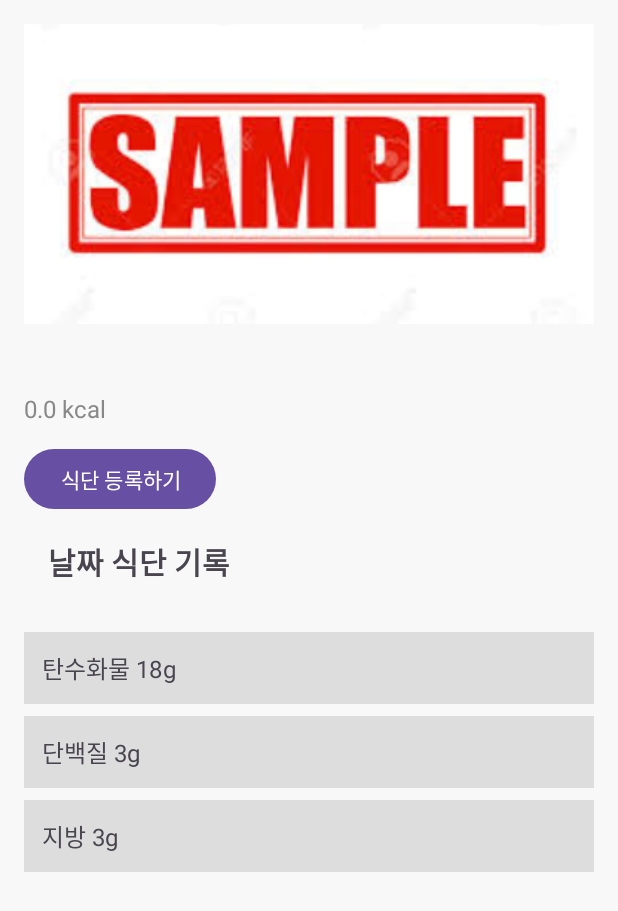
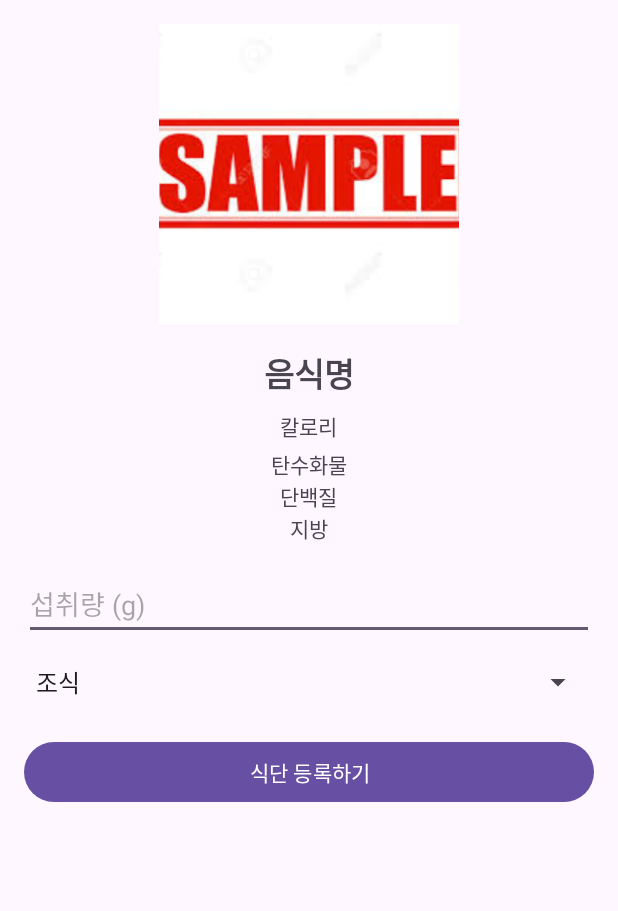
Before and after one commit to daehee1018/CBNU_opensource_team6, an Android app: the FoodDetailActivity screen opened directly, with no data from a screen before it, on a phone screen of 412 x 824 dp. Shown: the top 911 px of the screen. Run offline under Robolectric (Android 15) with nearby library versions, the phone set to English and light mode, and no system bars.

Commit message:
음식 검색 결과 수정

```diff
--- a/Frontend/app/src/main/java/com/example/opensource_team6/FoodDetailActivity.java
+++ b/Frontend/app/src/main/java/com/example/opensource_team6/FoodDetailActivity.java
@@ -1,55 +1,98 @@
 package com.example.opensource_team6;
 
+import android.content.Context;
+import android.content.Intent;
+import android.content.SharedPreferences;
 import android.os.Bundle;
-import android.widget.ImageView;
-import android.widget.Toast;
+import android.view.View;
+import android.widget.*;
 import androidx.appcompat.app.AppCompatActivity;
+import com.example.opensource_team6.data.Food;
+import com.example.opensource_team6.data.FoodDao;
 
-import android.widget.Button;
-import android.widget.TextView;
-import android.widget.LinearLayout;
-import android.content.Intent;
+import java.text.SimpleDateFormat;
+import java.util.Date;
+import java.util.Locale;
 
 public class FoodDetailActivity extends AppCompatActivity {
 
-    private TextView foodName, foodKcal;
-    private ImageView foodImage;
-    private Button btnRegister;
+    private TextView tvName, tvEnergy, tvCarbs, tvProtein, tvFat;
+    private EditText etAmount;
+    private Spinner spinnerMealType;
+    private Button btnAddToMeal;
+
+    private Food selectedFood;
+    private String mealType = "조식"; // 기본값
 
     @Override
     protected void onCreate(Bundle savedInstanceState) {
         super.onCreate(savedInstanceState);
         setContentView(R.layout.activity_food_detail);
 
-        Intent intent = getIntent();
-        foodName = findViewById(R.id.foodName);
-        foodKcal = findViewById(R.id.foodKcal);
-        foodImage = findViewById(R.id.foodImage);
-        btnRegister = findViewById(R.id.btnRegister);
-        LinearLayout foodDetail = findViewById(R.id.foodDetail);
-        TextView title = findViewById(R.id.detailDateTitle); // 레이아웃에 추가 필요
+        // 뷰 초기화
+        tvName = findViewById(R.id.tvFoodName);
+        tvEnergy = findViewById(R.id.tvEnergy);
+        tvCarbs = findViewById(R.id.tvCarbs);
+        tvProtein = findViewById(R.id.tvProtein);
+        tvFat = findViewById(R.id.tvFat);
+        etAmount = findViewById(R.id.etAmount);
+        spinnerMealType = findViewById(R.id.spinnerMealType);
+        btnAddToMeal = findViewById(R.id.btnAddToMeal);
 
-        String selectedDate = intent.getStringExtra("selected_date");
+        // 스피너 설정
+        ArrayAdapter<CharSequence> adapter = ArrayAdapter.createFromResource(this,
+                R.array.meal_options, android.R.layout.simple_spinner_item);
+        adapter.setDropDownViewResource(android.R.layout.simple_spinner_dropdown_item);
+        spinnerMealType.setAdapter(adapter);
+        spinnerMealType.setOnItemSelectedListener(new AdapterView.OnItemSelectedListener() {
+            @Override
+            public void onItemSelected(AdapterView<?> parent, View view, int position, long id) {
+                mealType = parent.getItemAtPosition(position).toString();
+            }
 
-        if (selectedDate != null) {
-            title.setText(selectedDate + " 식단 기록");
-            // TODO: 해당 날짜의 식단 DB에서 불러오기
+            @Override
+            public void onNothingSelected(AdapterView<?> parent) {
+            }
+        });
+
+        // 음식 정보 받기
+        String foodName = getIntent().getStringExtra("food_name");
+        if (foodName != null) {
+            FoodDao dao = new FoodDao(this);
+            selectedFood = dao.getFoodByName(foodName);
+            if (selectedFood != null) {
+                tvName.setText(selectedFood.getName());
+                tvEnergy.setText("에너지: " + selectedFood.getEnergy() + " kcal");
+                tvCarbs.setText("탄수화물: " + selectedFood.getCarbohydrate() + " g");
+                tvProtein.setText("단백질: " + selectedFood.getProtein() + " g");
+                tvFat.setText("지방: " + selectedFood.getFat() + " g");
+            }
         }
 
-        String name = intent.getStringExtra("food_name");
-        float kcal = intent.getFloatExtra("food_kcal", 0);
-        float carbs = intent.getFloatExtra("food_carbs", 0);
-        float protein = intent.getFloatExtra("food_protein", 0);
-        float fat = intent.getFloatExtra("food_fat", 0);
+        btnAddToMeal.setOnClickListener(v -> {
+            String amountStr = etAmount.getText().toString();
+            if (amountStr.isEmpty()) {
+                Toast.makeText(this, "섭취량을 입력하세요", Toast.LENGTH_SHORT).show();
+                return;
+            }
 
-        foodName.setText(name);
-        foodKcal.setText(String.format("%.1f kcal", kcal));
+            float amount = Float.parseFloat(amountStr);
+            String today = new SimpleDateFormat("yyyy-MM-dd", Locale.getDefault()).format(new Date());
+            String key = today + "_" + mealType;
 
-        // 나머지 텍스트뷰는 위 XML처럼 직접 작성 가능 (혹은 동적 생성도 가능)
+            String value = selectedFood.getName() + ":" + amount + "g";
 
-        btnRegister.setOnClickListener(v -> {
-            Toast.makeText(this, "식단에 추가되었습니다!", Toast.LENGTH_SHORT).show();
-            // 혹시 추가 기능 원하면 여기에 로직 작성
+            SharedPreferences prefs = getSharedPreferences("MealRecords", Context.MODE_PRIVATE);
+            SharedPreferences.Editor editor = prefs.edit();
+            String existing = prefs.getString(key, "");
+            if (!existing.isEmpty()) {
+                value = existing + "," + value;
+            }
+            editor.putString(key, value);
+            editor.apply();
+
+            Toast.makeText(this, "식단에 추가되었습니다", Toast.LENGTH_SHORT).show();
+            finish();
         });
     }
 }
--- a/Frontend/app/src/main/java/com/example/opensource_team6/data/FoodDao.java
+++ b/Frontend/app/src/main/java/com/example/opensource_team6/data/FoodDao.java
@@ -58,4 +58,37 @@ public class FoodDao {
         cursor.close();
         return results;
     }
+    @SuppressLint("Range")
+    public Food getFoodByName(String name) {
+        Food result = null;
+
+        String sql = "SELECT * FROM nutrition WHERE name = ?";
+        Cursor cursor = db.rawQuery(sql, new String[]{name});
+
+        if (cursor.moveToFirst()) {
+            Food food = new Food();
+            food.setName(cursor.getString(cursor.getColumnIndex("name")));
+            food.setCategory(cursor.getString(cursor.getColumnIndex("category")));
+            food.setRep_name(cursor.getString(cursor.getColumnIndex("rep_name")));
+            food.setSubcategory(cursor.getString(cursor.getColumnIndex("subcategory")));
+            food.setStandard_amount(cursor.getDouble(cursor.getColumnIndex("standard_amount")));
+            food.setEnergy(cursor.getDouble(cursor.getColumnIndex("energy")));
+            food.setProtein(cursor.getDouble(cursor.getColumnIndex("protein")));
+            food.setFat(cursor.getDouble(cursor.getColumnIndex("fat")));
+            food.setCarbohydrate(cursor.getDouble(cursor.getColumnIndex("carbohydrate")));
+            food.setSugar(cursor.getDouble(cursor.getColumnIndex("sugar")));
+            food.setSodium(cursor.getDouble(cursor.getColumnIndex("sodium")));
+            food.setCholesterol(cursor.getDouble(cursor.getColumnIndex("cholesterol")));
+            food.setSaturated_fat(cursor.getDouble(cursor.getColumnIndex("saturated_fat")));
+
+            // 기준량을 weight으로 설정
+            food.setWeight(food.getStandard_amount());
+
+            result = food;
+        }
+
+        cursor.close();
+        return result;
+    }
+
 }
--- a/Frontend/app/src/main/res/layout/activity_food_detail.xml
+++ b/Frontend/app/src/main/res/layout/activity_food_detail.xml
@@ -6,87 +6,79 @@
     <ScrollView xmlns:android="http://schemas.android.com/apk/res/android"
         android:layout_width="match_parent"
         android:layout_height="match_parent"
-        android:padding="16dp"
-        android:background="#F8F8F8">
+        android:padding="16dp">
 
         <LinearLayout
-            android:id="@+id/foodDetail"
+            android:orientation="vertical"
             android:layout_width="match_parent"
             android:layout_height="wrap_content"
-            android:orientation="vertical">
+            android:gravity="center_horizontal">
 
-            <!-- 음식 이미지 (예: 샐러드 사진) -->
             <ImageView
                 android:id="@+id/foodImage"
-                android:layout_width="match_parent"
+                android:layout_width="200dp"
                 android:layout_height="200dp"
-                android:scaleType="centerCrop"
-                android:src="@drawable/sample" />
+                android:layout_marginBottom="16dp"
+                android:src="@drawable/sample"
+                android:scaleType="centerCrop" />
 
-            <!-- 음식 이름 및 칼로리 -->
             <TextView
-                android:id="@+id/foodName"
-                android:layout_width="match_parent"
-                android:layout_height="wrap_content"
-                android:text="샘플"
+                android:id="@+id/tvFoodName"
+                android:text="음식명"
                 android:textSize="22sp"
                 android:textStyle="bold"
-                android:paddingTop="12dp"
-                android:paddingBottom="4dp" />
+                android:layout_marginBottom="8dp"
+                android:layout_width="wrap_content"
+                android:layout_height="wrap_content"/>
 
             <TextView
-                android:id="@+id/foodKcal"
-                android:layout_width="match_parent"
-                android:layout_height="wrap_content"
-                android:text="80 kcal"
-                android:textSize="16sp"
-                android:textColor="#888888" />
-
-            <!-- 등록 버튼 -->
-            <Button
-                android:id="@+id/btnRegister"
+                android:id="@+id/tvEnergy"
+                android:text="칼로리"
                 android:layout_width="wrap_content"
                 android:layout_height="wrap_content"
-                android:text="식단 등록하기"
-                android:layout_marginTop="12dp" />
-                <TextView
-                    android:id="@+id/detailDateTitle"
-                    android:layout_width="match_parent"
-                    android:layout_height="wrap_content"
-                    android:text="날짜 식단 기록"
-                    android:textSize="20sp"
-                    android:textStyle="bold"
-                    android:padding="16dp" />
-            <!-- 영양 정보 -->
+                android:layout_marginBottom="4dp"/>
+
             <TextView
-                android:text="탄수화물 18g"
-                android:layout_marginTop="16dp"
-                android:textSize="16sp"
-                android:background="#DDDDDD"
-                android:padding="12dp"
-                android:layout_width="match_parent"
+                android:id="@+id/tvCarbs"
+                android:text="탄수화물"
+                android:layout_width="wrap_content"
                 android:layout_height="wrap_content" />
 
             <TextView
-                android:text="단백질 3g"
-                android:textSize="16sp"
-                android:background="#DDDDDD"
-                android:padding="12dp"
-                android:layout_marginTop="8dp"
-                android:layout_width="match_parent"
+                android:id="@+id/tvProtein"
+                android:text="단백질"
+                android:layout_width="wrap_content"
                 android:layout_height="wrap_content" />
 
             <TextView
-                android:text="지방 3g"
-                android:textSize="16sp"
-                android:background="#DDDDDD"
-                android:padding="12dp"
-                android:layout_marginTop="8dp"
-                android:layout_width="match_parent"
+                android:id="@+id/tvFat"
+                android:text="지방"
+                android:layout_width="wrap_content"
                 android:layout_height="wrap_content" />
 
+            <EditText
+                android:id="@+id/etAmount"
+                android:hint="섭취량 (g)"
+                android:inputType="number"
+                android:layout_width="match_parent"
+                android:layout_height="wrap_content"
+                android:layout_marginTop="16dp"/>
+
+            <Spinner
+                android:id="@+id/spinnerMealType"
+                android:layout_width="match_parent"
+                android:layout_height="wrap_content"
+                android:layout_marginTop="16dp"/>
+
+            <Button
+                android:id="@+id/btnAddToMeal"
+                android:text="식단 등록하기"
+                android:layout_width="match_parent"
+                android:layout_height="wrap_content"
+                android:layout_marginTop="24dp"/>
         </LinearLayout>
     </ScrollView>
 
 
+
 </androidx.constraintlayout.widget.ConstraintLayout>
```
